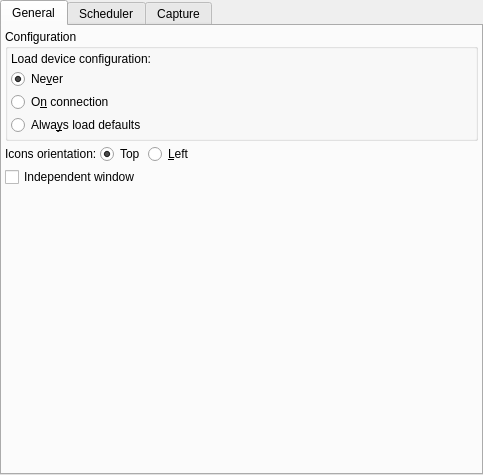
Above: kstars/ekos/opsekos.ui from KDE/kstars before the change. Below: the same form after it.
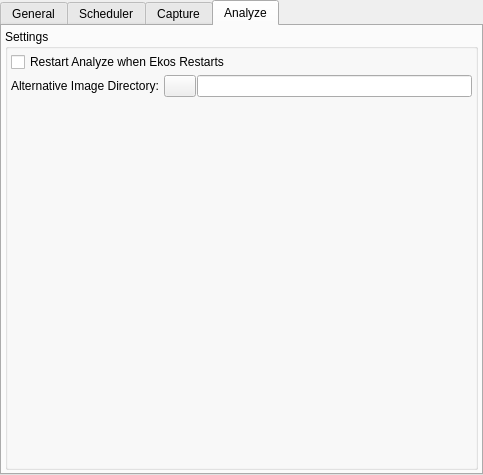
That is the form after the change. The open tabs and pages were chosen to show the change. Icons and pictures are not drawn.

Commit message: Moving among Analyze sessions etc

What changed in the file:
```diff
--- a/kstars/ekos/opsekos.ui
+++ b/kstars/ekos/opsekos.ui
@@ -873,6 +873,140 @@
     </item>
    </layout>
   </widget>
+  <widget class="QWidget" name="analyzeTab">
+   <attribute name="title">
+    <string>Analyze</string>
+   </attribute>
+   <layout class="QVBoxLayout" name="analyzeLayout">
+    <property name="spacing">
+     <number>3</number>
+    </property>
+    <property name="leftMargin">
+     <number>3</number>
+    </property>
+    <property name="topMargin">
+     <number>3</number>
+    </property>
+    <property name="rightMargin">
+     <number>3</number>
+    </property>
+    <property name="bottomMargin">
+     <number>3</number>
+    </property>
+    <item>
+     <widget class="QGroupBox" name="analyzeGroupBox">
+      <property name="title">
+       <string>Settings</string>
+      </property>
+      <layout class="QVBoxLayout" name="analyzeTabLayout">
+       <property name="spacing">
+        <number>3</number>
+       </property>
+       <property name="leftMargin">
+        <number>3</number>
+       </property>
+       <property name="topMargin">
+        <number>3</number>
+       </property>
+       <property name="rightMargin">
+        <number>3</number>
+       </property>
+       <property name="bottomMargin">
+        <number>3</number>
+       </property>
+       <item>
+        <widget class="QCheckBox" name="kcfg_AnalyzeRestartWithEkos">
+         <property name="toolTip">
+          <string>&lt;html&gt;&lt;head/&gt;&lt;body&gt;&lt;p&gt;If Analyze is running and Ekos is disconnected then reconnected, a new .analyze file will be created and written to, and the graphs in Analyze will only show the new session.&lt;/p&gt;&lt;/body&gt;&lt;/html&gt;</string>
+         </property>
+         <property name="text">
+          <string>Restart Analyze when Ekos Restarts</string>
+         </property>
+        </widget>
+       </item>
+       <item>
+        <layout class="QHBoxLayout" name="horizontalLayout_2">
+         <property name="spacing">
+          <number>1</number>
+         </property>
+         <property name="sizeConstraint">
+          <enum>QLayout::SetDefaultConstraint</enum>
+         </property>
+         <property name="bottomMargin">
+          <number>0</number>
+         </property>
+         <item>
+          <widget class="QLabel" name="AnalyzeAlternativeDirectoryLabel">
+           <property name="sizePolicy">
+            <sizepolicy hsizetype="Fixed" vsizetype="Preferred">
+             <horstretch>0</horstretch>
+             <verstretch>0</verstretch>
+            </sizepolicy>
+           </property>
+           <property name="text">
+            <string>Alternative Image Directory: </string>
+           </property>
+          </widget>
+         </item>
+         <item>
+          <widget class="QPushButton" name="analyzeAlternativeDirectoryB">
+           <property name="sizePolicy">
+            <sizepolicy hsizetype="Fixed" vsizetype="Preferred">
+             <horstretch>0</horstretch>
+             <verstretch>0</verstretch>
+            </sizepolicy>
+           </property>
+           <property name="maximumSize">
+            <size>
+             <width>32</width>
+             <height>16777215</height>
+            </size>
+           </property>
+           <property name="toolTip">
+            <string>Set the alternative image directory for Analyze</string>
+           </property>
+           <property name="text">
+            <string/>
+           </property>
+           <property name="icon">
+            <iconset theme="folder">
+             <normaloff>.</normaloff>.</iconset>
+           </property>
+          </widget>
+         </item>
+         <item>
+          <widget class="QLineEdit" name="kcfg_AnalyzeAlternativeDirectoryName">
+           <property name="sizePolicy">
+            <sizepolicy hsizetype="Preferred" vsizetype="Preferred">
+             <horstretch>0</horstretch>
+             <verstretch>0</verstretch>
+            </sizepolicy>
+           </property>
+           <property name="text">
+            <string/>
+           </property>
+          </widget>
+         </item>
+        </layout>
+       </item>
+       <item>
+        <spacer name="verticalSpacer_3">
+         <property name="orientation">
+          <enum>Qt::Vertical</enum>
+         </property>
+         <property name="sizeHint" stdset="0">
+          <size>
+           <width>20</width>
+           <height>40</height>
+          </size>
+         </property>
+        </spacer>
+       </item>
+      </layout>
+     </widget>
+    </item>
+   </layout>
+  </widget>
  </widget>
  <resources/>
  <connections/>
```
The commit also changes 6 other files.
